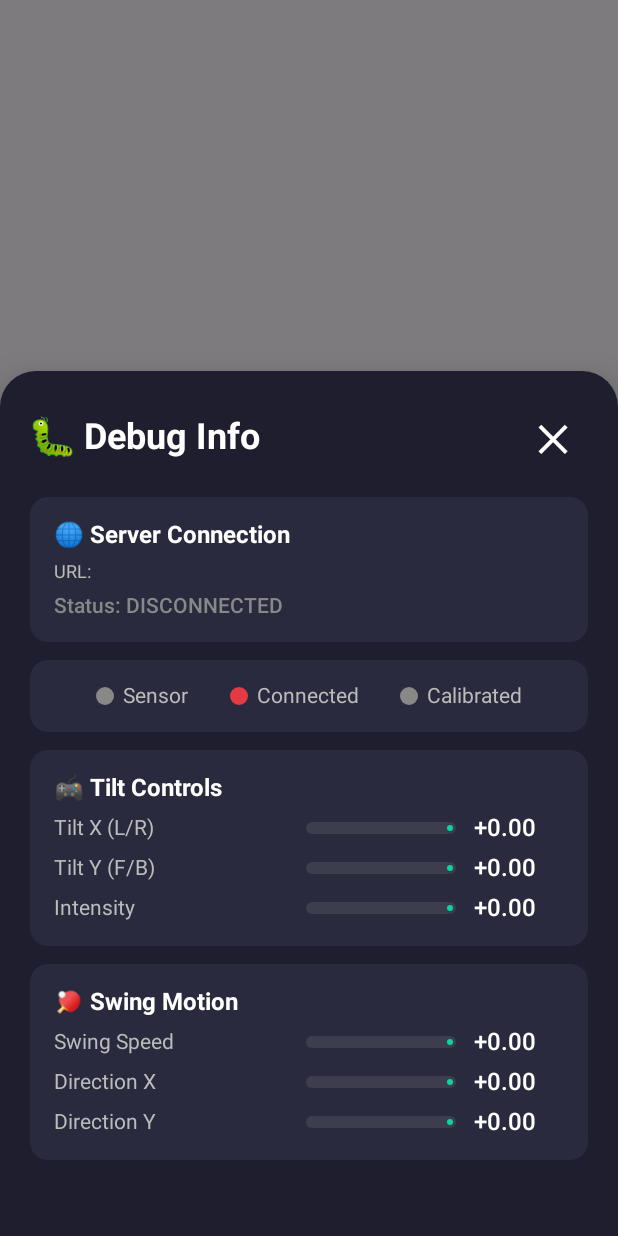
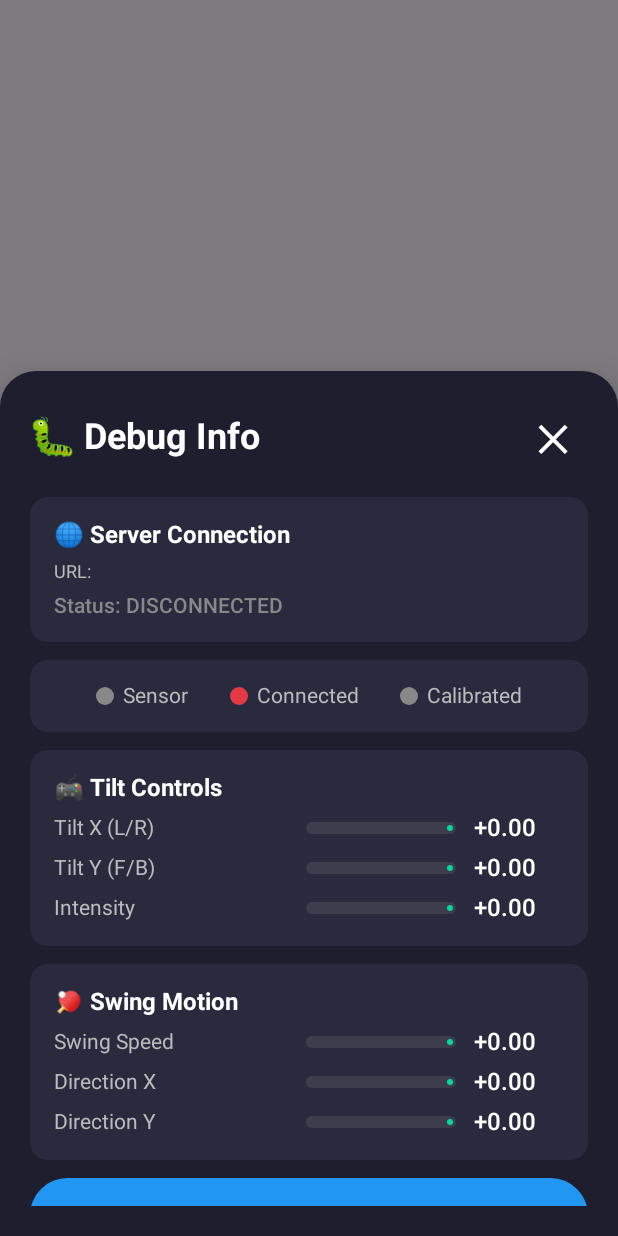
Before and after one commit to christiansuslic/hackatum2025-mobileapp, an Android app built with Jetpack Compose: the composable DebugOverlay called with empty values, on a phone screen of 412 x 824 dp. Run offline under Robolectric (Android 15) with nearby library versions, the phone set to English and light mode, and no system bars.

Commit message:
fix: add calibration + formating

```diff
--- /dev/null
+++ b/composeApp/src/androidMain/kotlin/com/example/insanecrossmobilepingpongapp/util/CommonUtils.android.kt
@@ -0,0 +1,5 @@
+package com.example.insanecrossmobilepingpongapp.util
+
+actual fun formatFloat(value: Float, decimals: Int): String {
+    return String.format("%+.${decimals}f", value)
+}
--- a/composeApp/src/commonMain/kotlin/com/example/insanecrossmobilepingpongapp/App.kt
+++ b/composeApp/src/commonMain/kotlin/com/example/insanecrossmobilepingpongapp/App.kt
@@ -50,6 +50,7 @@ fun App(
                                 isCalibrated = state.isCalibrated,
                                 isActive = state.isActive,
                                 paddleControl = state.currentControl,
+                                onCalibrate = { viewModel.calibrate() },
                                 onClose = { viewModel.toggleDebug() }
                             )
                         }
--- a/composeApp/src/commonMain/kotlin/com/example/insanecrossmobilepingpongapp/ui/DebugOverlay.kt
+++ b/composeApp/src/commonMain/kotlin/com/example/insanecrossmobilepingpongapp/ui/DebugOverlay.kt
@@ -15,6 +15,7 @@ import androidx.compose.ui.unit.dp
 import androidx.compose.ui.unit.sp
 import com.example.insanecrossmobilepingpongapp.model.PaddleControl
 import com.example.insanecrossmobilepingpongapp.network.ConnectionState
+import com.example.insanecrossmobilepingpongapp.util.formatFloat
 import kotlin.math.abs
 
 /**
@@ -28,6 +29,7 @@ fun DebugOverlay(
     isCalibrated: Boolean,
     isActive: Boolean,
     paddleControl: PaddleControl,
+    onCalibrate: () -> Unit,
     onClose: () -> Unit,
     modifier: Modifier = Modifier
 ) {
@@ -115,6 +117,23 @@ fun DebugOverlay(
                         swingDirectionX = paddleControl.swingDirectionX,
                         swingDirectionY = paddleControl.swingDirectionY
                     )
+
+                    // Calibration Button
+                    Button(
+                        onClick = onCalibrate,
+                        modifier = Modifier
+                            .fillMaxWidth()
+                            .height(50.dp),
+                        colors = ButtonDefaults.buttonColors(
+                            containerColor = Color(0xFF2196F3)
+                        )
+                    ) {
+                        Text(
+                            text = if (isCalibrated) "Recalibrate Sensor" else "Calibrate Sensor",
+                            fontWeight = FontWeight.Bold,
+                            fontSize = 16.sp
+                        )
+                    }
                 }
             }
         }
@@ -310,7 +329,7 @@ private fun DebugValueRow(label: String, value: Float) {
             )
             // Numeric value
             Text(
-                text = String.format("%+.2f", value),
+                text = formatFloat(value, 2),
                 fontSize = 16.sp,
                 fontWeight = FontWeight.SemiBold,
                 color = Color.White,
```
Also changed, not shown: composeApp/src/commonMain/kotlin/com/example/insanecrossmobilepingpongapp/util/CommonUtils.kt (added, +15 -0 lines), 1 other file.
